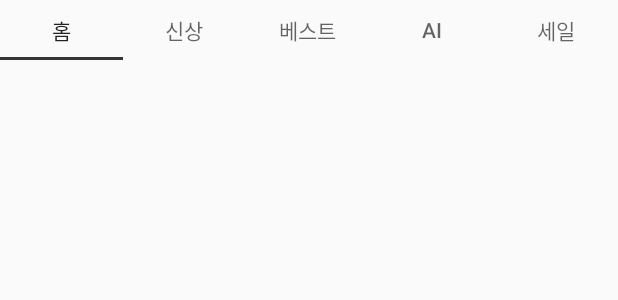
After one commit to mina0774/shoppingmallUI, an Android app: the layout fragment_shop_parent.xml on its own in the app's theme, with its tools: preview values and no code run, on a phone screen of 412 x 824 dp. The commit adds this screen. Shown: the top 300 px of the screen. Run offline under Robolectric (Android 15) with nearby library versions, the phone set to English and light mode, and no system bars.

Commit message:
make tab bar in ShopParentFragment

```diff
--- a/app/build.gradle
+++ b/app/build.gradle
@@ -27,6 +27,6 @@ dependencies {
     testImplementation 'junit:junit:4.12'
     androidTestImplementation 'androidx.test:runner:1.2.0'
     androidTestImplementation 'androidx.test.espresso:espresso-core:3.2.0'
-    implementation 'com.android.support:design:28.0.0'
+    implementation 'com.android.support:design:29.0.0'
     implementation 'com.google.android.material:material:1.0.0'
 }
--- a/app/src/main/AndroidManifest.xml
+++ b/app/src/main/AndroidManifest.xml
@@ -9,7 +9,7 @@
         android:roundIcon="@mipmap/ic_launcher_round"
         android:supportsRtl="true"
         android:theme="@style/AppTheme">
-        <activity android:name=".ShopFragment" />
+        <activity android:name=".ShopParentFragment" />
         <activity android:name=".MainActivity">
             <intent-filter>
                 <action android:name="android.intent.action.MAIN" />
--- a/app/src/main/res/layout/activity_main.xml
+++ b/app/src/main/res/layout/activity_main.xml
@@ -26,4 +26,6 @@
             app:itemBackground="@android:color/white"
             app:menu="@menu/bottom_bar_menu" />
 
+
+
 </RelativeLayout>
--- /dev/null
+++ b/app/src/main/res/layout/fragment_shop_parent.xml
@@ -0,0 +1,51 @@
+<?xml version="1.0" encoding="utf-8"?>
+<FrameLayout xmlns:android="http://schemas.android.com/apk/res/android"
+    xmlns:app="http://schemas.android.com/apk/res-auto"
+    xmlns:tools="http://schemas.android.com/tools"
+    android:layout_width="match_parent"
+    android:layout_height="match_parent"
+    tools:context=".ShopParentFragment">
+
+    <LinearLayout
+        android:layout_width="match_parent"
+        android:layout_height="match_parent"
+        android:orientation="vertical">
+        <!--상단 탭바 -->
+        <com.google.android.material.tabs.TabLayout
+            android:layout_width="match_parent"
+            android:layout_height="40dp">
+
+            <com.google.android.material.tabs.TabItem
+                android:layout_width="wrap_content"
+                android:layout_height="wrap_content"
+                android:text="홈" />
+
+            <com.google.android.material.tabs.TabItem
+                android:layout_width="wrap_content"
+                android:layout_height="wrap_content"
+                android:text="신상" />
+
+            <com.google.android.material.tabs.TabItem
+                android:layout_width="wrap_content"
+                android:layout_height="wrap_content"
+                android:text="베스트" />
+
+            <com.google.android.material.tabs.TabItem
+                android:layout_width="wrap_content"
+                android:layout_height="wrap_content"
+                android:text="AI" />
+
+            <com.google.android.material.tabs.TabItem
+                android:layout_width="wrap_content"
+                android:layout_height="wrap_content"
+                android:text="세일" />
+        </com.google.android.material.tabs.TabLayout>
+
+        <!--ShopFragment 내의 Fragment 위치 -->
+        <androidx.viewpager.widget.ViewPager
+            android:layout_width="match_parent"
+            android:layout_height="match_parent">
+        </androidx.viewpager.widget.ViewPager>
+
+    </LinearLayout>
+</FrameLayout>
--- a/app/src/main/res/values/colors.xml
+++ b/app/src/main/res/values/colors.xml
@@ -1,6 +1,6 @@
 <?xml version="1.0" encoding="utf-8"?>
 <resources>
-    <color name="colorPrimary">#0066FF</color>
-    <color name="colorPrimaryDark">#003399</color>
-    <color name="colorAccent">#0066FF</color>
+    <color name="colorPrimary">#212121</color>
+    <color name="colorPrimaryDark">#353535</color>
+    <color name="colorAccent">#353535</color>
 </resources>
```
Also changed, not shown: app/src/main/java/com/example/heronation/MainActivity.java (+4 -6 lines), app/src/main/java/com/example/heronation/ShopParentFragment.java (renamed from app/src/main/java/com/example/heronation/ShopFragment.java, +8 -8 lines), app/src/main/res/drawable/measurement_svg.xml (+10 -5 lines), app/src/main/res/layout/fragment_shop.xml (deleted, +0 -13 lines), app/src/main/res/menu/bottom_bar_menu.xml (+8 -15 lines).
